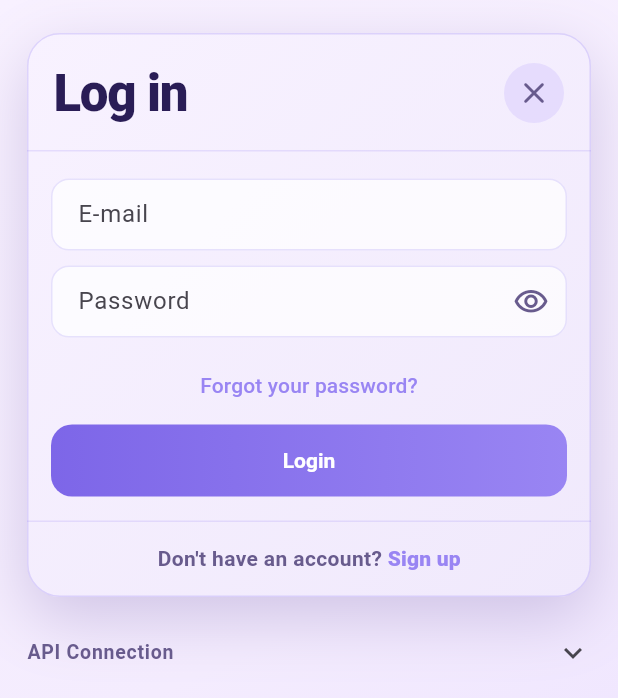
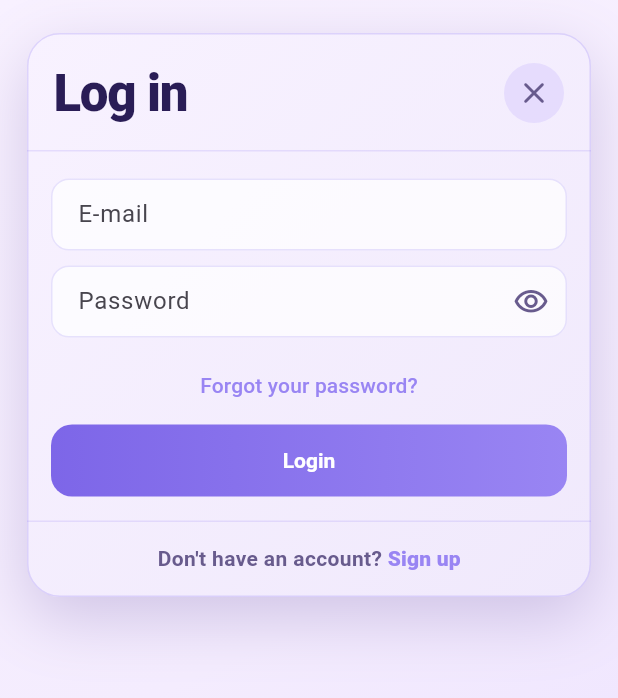
Before and after one commit to alexameyaksyah/DonasiTrack, a Flutter app: the screen it shows after launch, on a phone screen of 412 x 824 dp. Shown: the top 698 px of the screen. Run offline on Flutter 3.47's test engine with Material 3 defaults, Android fonts, the phone set to English and light mode, and no system bars; our stand-ins replace dio, geolocator, image_picker, shared_preferences; missing offline and left inert: mobile_scanner.

Commit message:
menghapus tampilan api connection di page register dan login

```diff
--- a/mobile/lib/main.dart
+++ b/mobile/lib/main.dart
@@ -944,35 +944,6 @@ class _AuthPageState extends State<AuthPage> {
                     ),
                   ),
                   const SizedBox(height: 8),
-                  ExpansionTile(
-                    tilePadding: EdgeInsets.zero,
-                    title: const Text(
-                      'API Connection',
-                      style: TextStyle(
-                        fontWeight: FontWeight.w700,
-                        color: MoonPalette.muted,
-                        fontSize: 13,
-                      ),
-                    ),
-                    childrenPadding: const EdgeInsets.only(bottom: 10),
-                    children: <Widget>[
-                      TextField(
-                        controller: apiBase,
-                        decoration: const InputDecoration(
-                          labelText: 'API Base URL',
-                          hintText: 'http://10.0.2.2:4000/api',
-                        ),
-                      ),
-                      const SizedBox(height: 8),
-                      Align(
-                        alignment: Alignment.centerRight,
-                        child: OutlinedButton(
-                          onPressed: loading ? null : _saveApiBaseOnly,
-                          child: const Text('Save API'),
-                        ),
-                      ),
-                    ],
-                  ),
                 ],
               ),
             ),
```
